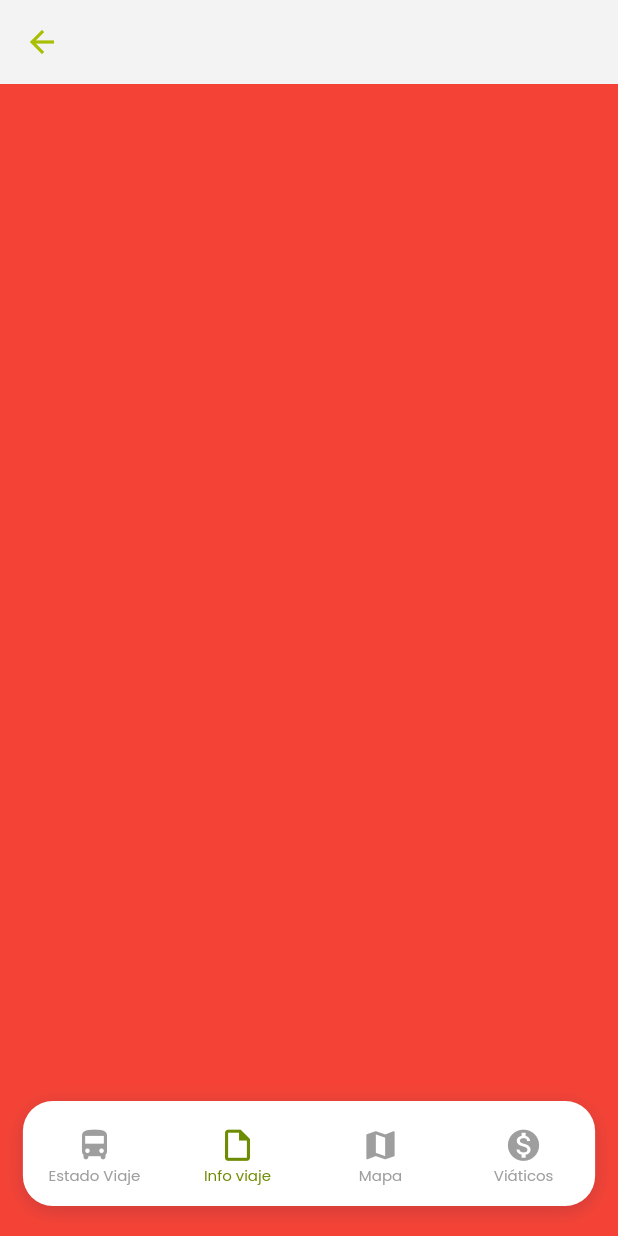
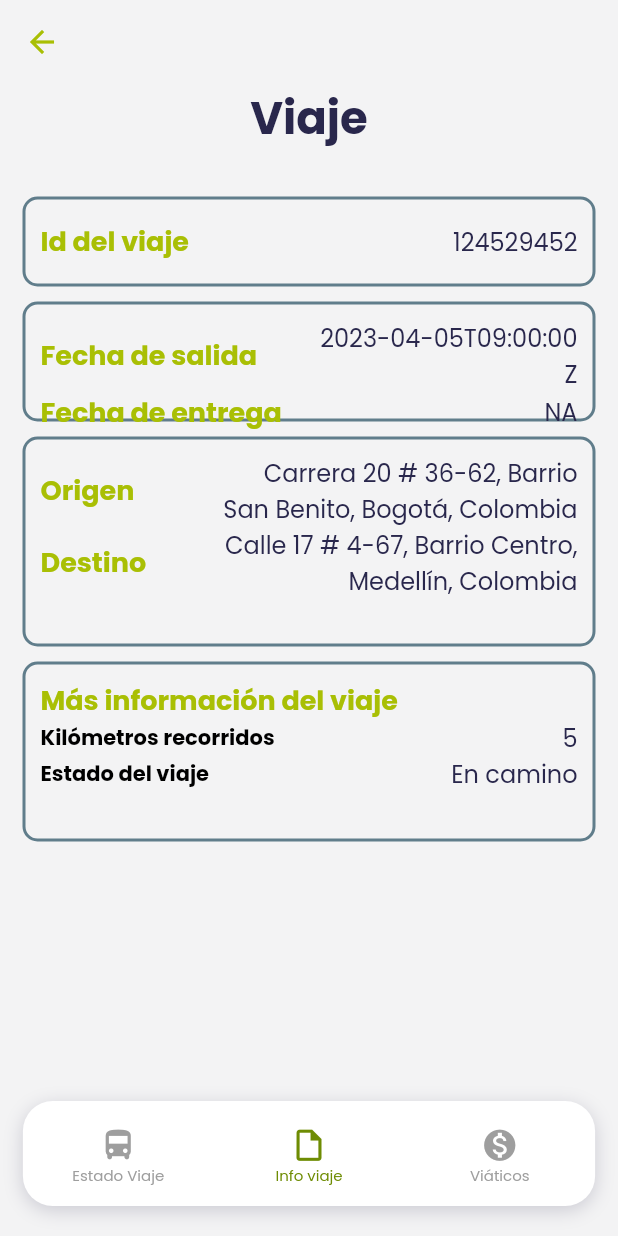
Before and after one commit to SmartCode2023/mobile_app, a Flutter app: the TripHomeController screen opened directly with empty values, item 2 of the bottom bar chosen, on a phone screen of 412 x 824 dp. Run offline on Flutter 3.47's test engine with Material 2 defaults, Android fonts, the phone set to English and light mode, and no system bars; our stand-ins replace file_picker, firebase_auth, firebase_core, firebase_storage, google_fonts, logger; missing offline and left inert: app_tracking_transparency; accounts and stored records are empty.

Commit message:
Se ajustó la pantalla de viaje

```diff
--- a/lib/constant/strings.dart
+++ b/lib/constant/strings.dart
@@ -45,6 +45,8 @@ static String myHistory= "Historial de viajes";
 
 static String tripStatus= "Estado del viaje";
 
+static String infoTripTitle= "Viaje";
+
 static String tcTitle= "Términos y condiciones";
 
 static String profileTitle= "Perfil";
@@ -73,4 +75,24 @@ static String viaticosValue= "Valor del viático";
 
 static String viaticosSave= "Guardar";
 
+static String tripIdTitle= "Id del viaje";
+
+static String tripTypeTitle= "Tipo de viaje";
+
+static String outDateTitle= "Fecha de salida";
+
+static String endDateTitle= "Fecha de entrega";
+
+static String startAddress= "Origen";
+
+static String endAddress= "Destino";
+
+static String otherInfoTitle= "Más información del viaje";
+
+static String kmRecorridos= "Kilómetros recorridos";
+
+static String kmFaltantes= "Kilómetros faltantes";
+
+static String tripState= "Estado del viaje";
+
 }
--- a/lib/ui/generic_widgets/NavigationBar/navegation_bar.dart
+++ b/lib/ui/generic_widgets/NavigationBar/navegation_bar.dart
@@ -8,14 +8,12 @@ class NavegationBar extends StatefulWidget {
   VoidCallback onTapFirst;
   VoidCallback onTapSecond;
   VoidCallback onTapThird;
-  VoidCallback onTapFourth;
   int selectedOption;
 
   NavegationBar({Key? key,
     required this.onTapFirst,
     required this.onTapSecond,
     required this.onTapThird,
-    required this.onTapFourth,
     required this.selectedOption});
   @override
   _NavegationBarState createState() => _NavegationBarState();
@@ -62,23 +60,13 @@ class _NavegationBarState extends State<NavegationBar> {
                 selectedOption: widget.selectedOption,
               ),
             ),
-            Expanded(
-              flex: 1,
-              child: NavegationBarItem(
-                icon: Icons.map,
-                title: "Mapa",
-                onTap: widget.onTapThird,
-                navegationOption: 2,
-                selectedOption: widget.selectedOption,
-              ),
-            ),
 
             Expanded(
               flex: 1,
               child: NavegationBarItem(
                 icon: Icons.monetization_on,
                 title: "Viáticos",
-                onTap: widget.onTapFourth,
+                onTap: widget.onTapThird,
                 navegationOption: 3,
                 selectedOption: widget.selectedOption,
               ),
--- /dev/null
+++ b/lib/ui/screens/info_trip_screen.dart
@@ -0,0 +1,336 @@
+import 'dart:convert';
+
+import 'package:flutter/material.dart';
+import 'package:flutter/services.dart';
+import 'package:google_fonts/google_fonts.dart';
+
+import '../../constant/strings.dart';
+import '../../themes/colors.dart';
+
+class InfoTripScreen extends StatefulWidget {
+  const InfoTripScreen({Key? key}) : super(key: key);
+
+  @override
+  State<InfoTripScreen> createState() => _InfoTripScreenState();
+}
+
+class _InfoTripScreenState extends State<InfoTripScreen> {
+
+  dynamic envio;
+
+  Future<void> _fetchData() async {
+    final jsonData = await rootBundle.loadString('assets/files/data_env.json');
+    setState(() {
+      envio = json.decode(jsonData)['envios'][0];
+    });
+  }
+
+  @override
+  void initState() {
+    super.initState();
+    _fetchData();
+  }
+
+
+
+  @override
+  Widget build(BuildContext context) {
+    var screenSize = MediaQuery.of(context).size;
+
+    return Padding(
+      padding: const EdgeInsets.only(
+          left: 15,
+          right: 15
+      ),
+      child: Column(
+        children: [
+          Align(
+            alignment: Alignment.center,
+            child: Text(
+              Strings.infoTripTitle,
+              style: GoogleFonts.poppins(
+                  fontSize: 30,
+                  color: darkBlue,
+                  fontWeight: FontWeight.bold
+              ),
+            ),
+          ),
+
+
+
+          Container(
+            margin: const EdgeInsets.only(
+              top: 30
+            ),
+            height: 60,
+            width: screenSize.width,
+            padding: const EdgeInsets.all(10),
+            decoration: BoxDecoration(
+              border: Border.all(color: Colors.blueGrey, width: 2),
+              borderRadius: const BorderRadius.all(Radius.circular(10)),
+            ),
+            child: Row(
+              children: [
+                Expanded(
+                  flex: 1,
+                  child: Text(
+                    Strings.tripIdTitle,
+                    style: GoogleFonts.poppins(
+                      fontSize: 18,
+                      color: lightGreen,
+                      fontWeight: FontWeight.bold
+                    ),
+                  ),
+                ),
+                Expanded(
+                  flex: 1,
+                  child: Text(
+                    "${envio["id"]}",
+                    style: GoogleFonts.poppins(
+                        fontSize: 16,
+                        color: darkBlue,
+                    ),
+                    textAlign: TextAlign.end,
+                  ),
+                )
+              ],
+            ),
+          ),
+
+
+
+          Container(
+            margin: const EdgeInsets.only(
+                top: 10
+            ),
+            height: 80,
+              width: screenSize.width,
+            padding: const EdgeInsets.all(10),
+            decoration: BoxDecoration(
+              border: Border.all(color: Colors.blueGrey, width: 2),
+              borderRadius: const BorderRadius.all(Radius.circular(10)),
+            ),
+            child: Column(
+              children: [
+                Row(
+                  children: [
+                    Expanded(
+                      flex: 1,
+                      child: Text(
+                        Strings.outDateTitle,
+                        style: GoogleFonts.poppins(
+                            fontSize: 18,
+                            color: lightGreen,
+                            fontWeight: FontWeight.bold
+                        ),
+                      ),
+                    ),
+                    Expanded(
+                      flex: 1,
+                      child: Text(
+                        "${envio["marcaDeTiempoInicio"]}",
+                        style: GoogleFonts.poppins(
+                          fontSize: 16,
+                          color: darkBlue,
+                        ),
+                        textAlign: TextAlign.end,
+                      ),
+                    )
+                  ],
+                ),
+                Row(
+                  children: [
+                    Expanded(
+                      flex: 1,
+                      child: Text(
+                        Strings.endDateTitle,
+                        style: GoogleFonts.poppins(
+                            fontSize: 18,
+                            color: lightGreen,
+                            fontWeight: FontWeight.bold
+                        ),
+                      ),
+                    ),
+                    Expanded(
+                      flex: 1,
+                      child: Text(
+                        "${envio["marcaDeTiempoFin"]}",
+                        style: GoogleFonts.poppins(
+                          fontSize: 16,
+                          color: darkBlue,
+                        ),
+                        textAlign: TextAlign.end,
+                      ),
+                    )
+                  ],
+                ),
+              ],
+            )
+          ),
+
+
+          Container(
+              margin: const EdgeInsets.only(
+                  top: 10
+              ),
+              height: 140,
+              width: screenSize.width,
+              padding: const EdgeInsets.all(10),
+              decoration: BoxDecoration(
+                border: Border.all(color: Colors.blueGrey, width: 2),
+                borderRadius: const BorderRadius.all(Radius.circular(10)),
+              ),
+              child: Column(
+                children: [
+                  Row(
+                    children: [
+                      Expanded(
+                        flex: 1,
+                        child: Text(
+                          Strings.startAddress,
+                          style: GoogleFonts.poppins(
+                              fontSize: 18,
+                              color: lightGreen,
+                              fontWeight: FontWeight.bold
+                          ),
+                        ),
+                      ),
+                      Expanded(
+                        flex: 2,
+                        child: Text(
+                          "${envio["direccionOrigenId"]}",
+                          style: GoogleFonts.poppins(
+                            fontSize: 16,
+                            color: darkBlue,
+                          ),
+                          textAlign: TextAlign.end,
+                        ),
+                      )
+                    ],
+                  ),
+                  Row(
+                    children: [
+                      Expanded(
+                        flex: 1,
+                        child: Text(
+                          Strings.endAddress,
+                          style: GoogleFonts.poppins(
+                              fontSize: 18,
+                              color: lightGreen,
+                              fontWeight: FontWeight.bold
+                          ),
+                        ),
+                      ),
+                      Expanded(
+                        flex: 2,
+                        child: Text(
+                          "${envio["direccionDestinoId"]}",
+                          style: GoogleFonts.poppins(
+                            fontSize: 16,
+                            color: darkBlue,
+                          ),
+                          textAlign: TextAlign.end,
+                        ),
+                      )
+                    ],
+                  ),
+                ],
+              )
+          ),
+
+
+          Container(
+              margin: const EdgeInsets.only(
+                  top: 10
+              ),
+              height: 120,
+              width: screenSize.width,
+              padding: const EdgeInsets.all(10),
+              decoration: BoxDecoration(
+                border: Border.all(color: Colors.blueGrey, width: 2),
+                borderRadius: const BorderRadius.all(Radius.circular(10)),
+              ),
+              child: Column(
+                children: [
+                  Row(
+                    children: [
+                      Expanded(
+                        flex: 1,
+                        child: Text(
+                          Strings.otherInfoTitle,
+                          style: GoogleFonts.poppins(
+                              fontSize: 18,
+                              color: lightGreen,
+                              fontWeight: FontWeight.bold
+                          ),
+                        ),
+                      )
+                    ],
+                  ),
+                  Row(
+                    children: [
+                      Expanded(
+                        flex: 1,
+                        child: Text(
+                          Strings.kmRecorridos,
+                          style: GoogleFonts.poppins(
+                              fontSize: 14,
+                              color: Colors.black,
+                              fontWeight: FontWeight.bold
+                          ),
+                        ),
+                      ),
+                      Expanded(
+                        flex: 1,
+                        child: Text(
+                          "${envio["km_recoridos"]}",
+                          style: GoogleFonts.poppins(
+                            fontSize: 16,
+                            color: darkBlue,
+                          ),
+                          textAlign: TextAlign.end,
+                        ),
+                      )
+                    ],
+                  ),
+                  Row(
+                    children: [
+                      Expanded(
+                        flex: 1,
+                        child: Text(
+                          Strings.tripState,
+                          style: GoogleFonts.poppins(
+                              fontSize: 14,
+                              color: Colors.black,
+                              fontWeight: FontWeight.bold
+                          ),
+                        ),
+                      ),
+                      Expanded(
+                        flex: 1,
+                        child: Text(
+                          "${envio["estadoDeEnvioId"]}",
+                          style: GoogleFonts.poppins(
+                            fontSize: 16,
+                            color: darkBlue,
+                          ),
+                          textAlign: TextAlign.end,
+                        ),
+                      )
+                    ],
+                  ),
+                ],
+              )
+          ),
+
+
+        ],
+      ),
+    );
+  }
+
+
+
+
+
+}
--- a/lib/ui/screens/trip_home_controller.dart
+++ b/lib/ui/screens/trip_home_controller.dart
@@ -3,6 +3,7 @@ import 'package:transan_app/themes/colors.dart';
 import 'package:transan_app/ui/screens/trip_state_screen.dart';
 import 'package:transan_app/ui/screens/viaticos_screen.dart';
 import '../generic_widgets/NavigationBar/navegation_bar.dart';
+import 'info_trip_screen.dart';
 
 
 class TripHomeController extends StatefulWidget {
@@ -65,9 +66,6 @@ class _TripHomeControllerState extends State<TripHomeController> {
                                   onTapThird: (){
                                     setState(() {navegationOption=2;});
                                   },
-                                  onTapFourth: (){
-                                    setState(() {navegationOption=3;});
-                                  },
                                   selectedOption: navegationOption,
                                 ),
                               ),
@@ -87,9 +85,7 @@ class _TripHomeControllerState extends State<TripHomeController> {
     if(navegationOption==0){
       return const TripState();
     }else if(navegationOption==1){
-      return Container(color: Colors.red,);
-    }else if(navegationOption==2){
-      return Container(color: Colors.blue,);
+      return const InfoTripScreen();
     }else{
       return const ViaticosScreen();
     }
--- a/pubspec.yaml
+++ b/pubspec.yaml
@@ -92,6 +92,7 @@ flutter:
 
   assets:
     - assets/images/
+    - assets/files/
 
   # To add assets to your application, add an assets section, like this:
   # assets:
```
Also changed, not shown: assets/files/data_env.json (added, +141 -0 lines), lib/ui/screens/history_screen.dart (+74 -0 lines), lib/ui/screens/trip_state_screen.dart (+37 -6 lines), pubspec.lock.
